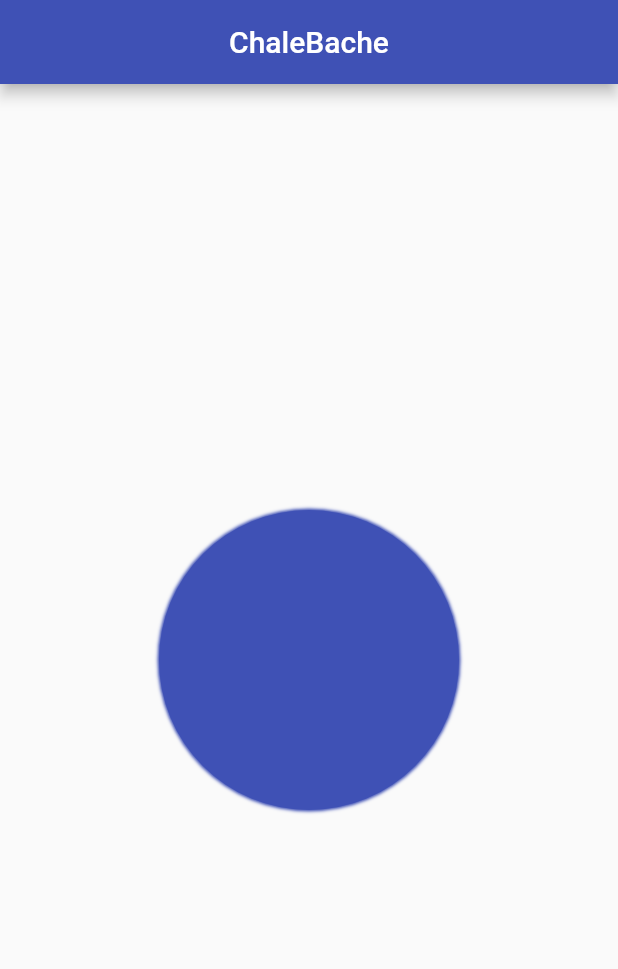
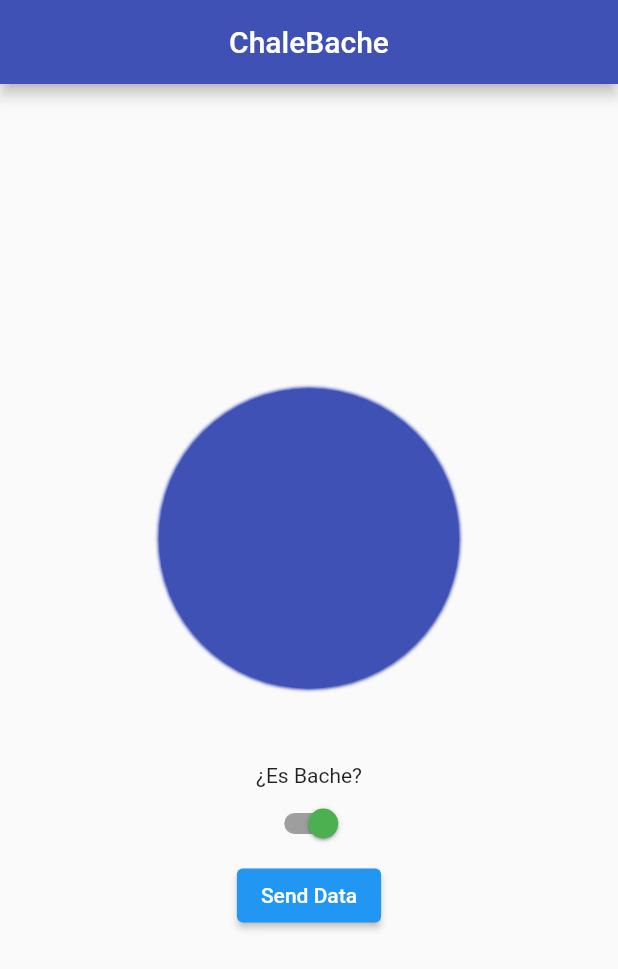
Before and after one commit to daniel-joachin/chalebache-app, a Flutter app: the screen it shows after launch, on a phone screen of 412 x 824 dp. Shown: the top 969 px of the screen. Run offline on Flutter 3.47's test engine with Material 2 defaults, Android fonts, the phone set to English and light mode, and no system bars; our stand-ins replace sensors.

Commit message:
app now records all data from session, send to api, keeps track of time

```diff
--- a/lib/home/widgets/pulse.dart
+++ b/lib/home/widgets/pulse.dart
@@ -1,7 +1,11 @@
 import 'dart:async';
+import 'dart:convert';
 
 import 'package:flutter/material.dart';
 import 'package:sensors/sensors.dart';
+import 'dart:core';
+
+import 'package:http/http.dart' as http;
 
 class Pulse extends StatefulWidget {
   @override
@@ -16,6 +20,10 @@ class _PulseState extends State<Pulse> with TickerProviderStateMixin {
   List<double> _gyroscopeValues;
   List<StreamSubscription<dynamic>> _streamSubscriptions =
       <StreamSubscription<dynamic>>[];
+  List accelerometer = [];
+  List gyro = [];
+  Stopwatch timer = Stopwatch();
+  bool isPothole = true;
 
   @override
   void initState() {
@@ -44,10 +52,17 @@ class _PulseState extends State<Pulse> with TickerProviderStateMixin {
   @override
   Widget build(BuildContext context) {
     if (_play) {
-      print(_gyroscopeValues);
-      print(_userAccelerometerValues);
+      gyro.add({
+        'time': timer.elapsedMilliseconds / 1000,
+        'data': _gyroscopeValues,
+        'pothole': isPothole
+      });
+      accelerometer.add({
+        'time': timer.elapsedMilliseconds / 1000,
+        'data': _userAccelerometerValues,
+        'pothole': isPothole
+      });
     }
-
     return Column(
       mainAxisAlignment: MainAxisAlignment.center,
       children: [
@@ -60,6 +75,13 @@ class _PulseState extends State<Pulse> with TickerProviderStateMixin {
               } else {
                 _play = !_play;
                 _animationController.repeat(reverse: true);
+              }
+
+              if (timer.isRunning) {
+                timer.stop();
+                timer.reset();
+              } else {
+                timer.start();
               }
             },
             customBorder: CircleBorder(),
@@ -79,7 +101,37 @@ class _PulseState extends State<Pulse> with TickerProviderStateMixin {
             ),
           ),
         ),
+        Padding(padding: EdgeInsets.only(top: 50)),
+        Text('¿Es Bache?'),
+        Switch(
+          value: isPothole,
+          onChanged: (value) {
+            setState(() {
+              isPothole = value;
+            });
+          },
+          activeColor: Colors.green,
+          activeTrackColor: Colors.grey,
+        ),
+        ElevatedButton(
+            onPressed: () async {
+              await sendData();
+            },
+            child: Text('Send Data'))
       ],
     );
   }
+
+  Future<http.Response> sendData() {
+    return http.post(
+      Uri.http('192.168.0.124:3030', '/api/potholes/batch'),
+      headers: <String, String>{
+        'Content-Type': 'application/json; charset=UTF-8',
+      },
+      body: jsonEncode(<String, List<dynamic>>{
+        'gyroscope': gyro,
+        'accelerometer': accelerometer
+      }),
+    );
+  }
 }
--- a/pubspec.yaml
+++ b/pubspec.yaml
@@ -29,7 +29,7 @@ dependencies:
   cupertino_icons: ^1.0.2
 
   sensors: ^2.0.0
-
+  http: ^0.13.3
 dev_dependencies:
   flutter_test:
     sdk: flutter
```
Also changed, not shown: pubspec.lock, 1 other file.
